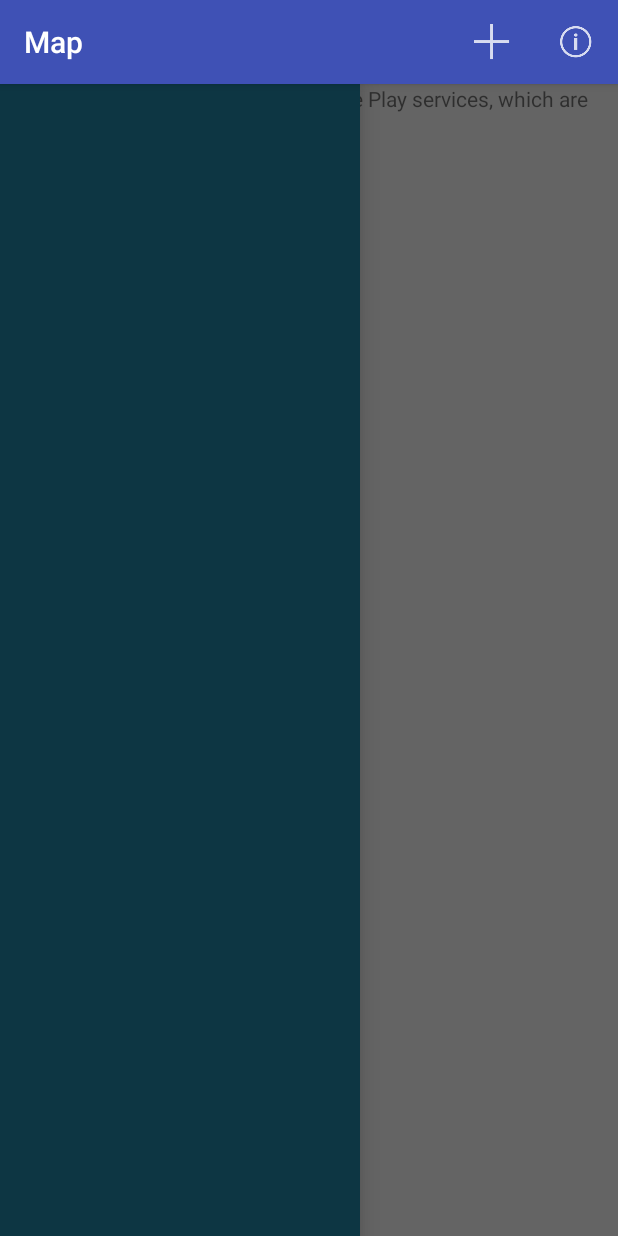
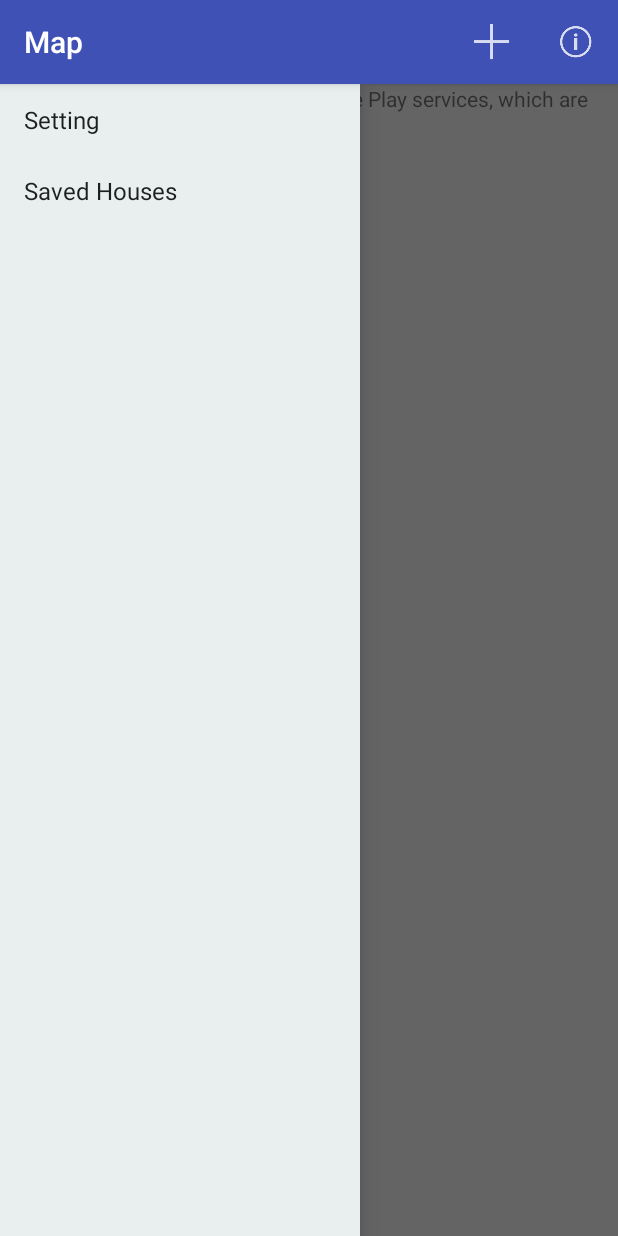
Before and after one commit to zwpdbh/HouseFinder, an Android app: the screen it shows after launch (MapsActivity), with the side drawer open, on a phone screen of 412 x 824 dp. Run offline under Robolectric (Android 15) with nearby library versions, the light colour scheme and no system bars.

```diff
--- a/app/src/main/java/com/otago/zw/housefinder/MapsActivity.java
+++ b/app/src/main/java/com/otago/zw/housefinder/MapsActivity.java
@@ -7,6 +7,7 @@ import android.location.Location;
 import android.os.Bundle;
 import android.support.annotation.NonNull;
 import android.support.annotation.Nullable;
+import android.support.v4.widget.DrawerLayout;
 import android.support.v7.app.AppCompatActivity;
 import android.view.Menu;
 import android.view.MenuItem;
@@ -22,6 +23,9 @@ import com.google.android.gms.maps.model.LatLng;
 import com.google.android.gms.maps.model.Marker;
 import com.google.android.gms.maps.model.MarkerOptions;
 import android.support.v4.content.ContextCompat;
+import android.widget.ArrayAdapter;
+import android.widget.ListView;
+
 import com.google.android.gms.maps.GoogleMap.OnMarkerClickListener;
 
 
@@ -34,10 +38,17 @@ public class MapsActivity extends AppCompatActivity implements OnMapReadyCallbac
     private GoogleApiClient mGoogleApiClient;
     private Location mCurrentLocation;
 
+    private String[] drawrerItems = {"Setting", "Saved Houses"};
+    private ListView mDrawerList;
+    private DrawerLayout mDrawerLayout;
+
     @Override
     protected void onCreate(Bundle savedInstanceState) {
         super.onCreate(savedInstanceState);
         setContentView(R.layout.activity_maps);
+
+        mDrawerLayout = (DrawerLayout) findViewById(R.id.drawer_layout);
+        mDrawerList = (ListView) findViewById(R.id.left_drawer);
 
         // Obtain the SupportMapFragment and get notified when the map is ready to be used.
         MapFragment mapFragment = (MapFragment) getFragmentManager().findFragmentById(R.id.map);
@@ -49,6 +60,15 @@ public class MapsActivity extends AppCompatActivity implements OnMapReadyCallbac
                     .addApi(LocationServices.API)
                     .build();
         }
+
+        ArrayAdapter<String> adapter = new ArrayAdapter<String>(
+                this,
+                android.R.layout.simple_list_item_1,
+                drawrerItems
+        );
+
+        mDrawerList.setAdapter(adapter);
+
     }
 
     protected void onStart() {
--- a/app/src/main/res/layout/activity_maps.xml
+++ b/app/src/main/res/layout/activity_maps.xml
@@ -20,6 +20,6 @@
               android:choiceMode="singleChoice"
               android:divider="@android:color/transparent"
               android:dividerHeight="0dp"
-              android:background="#0d3643"/>
+              android:background="#e9eeef"/>
 
 </android.support.v4.widget.DrawerLayout>
```
